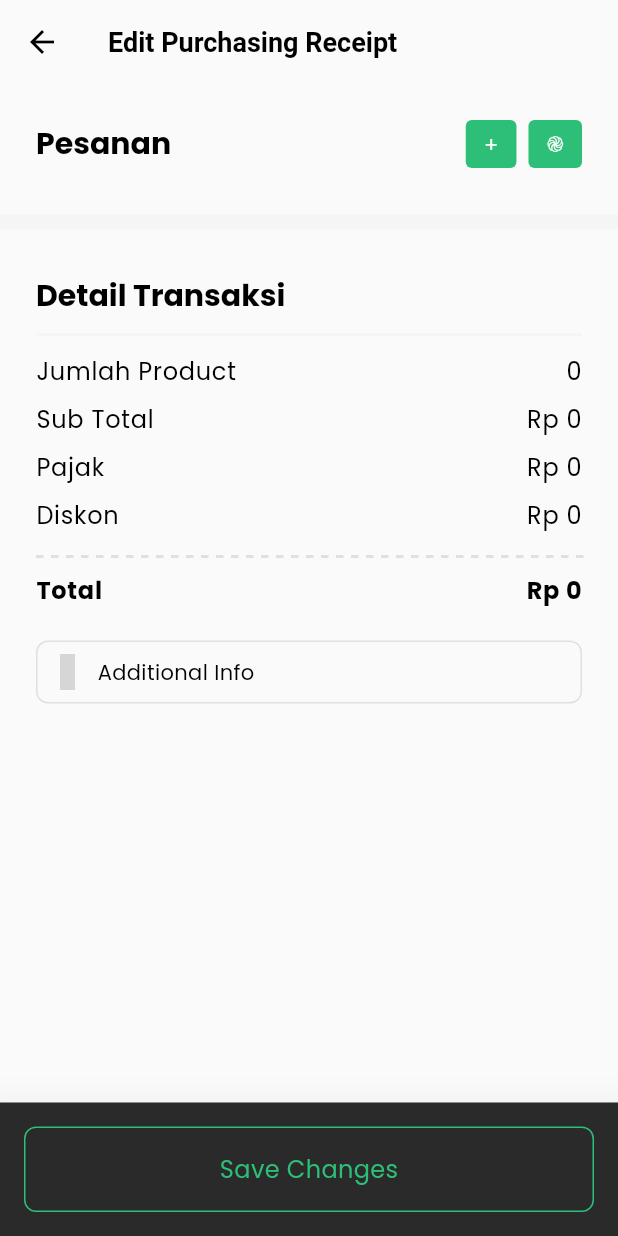
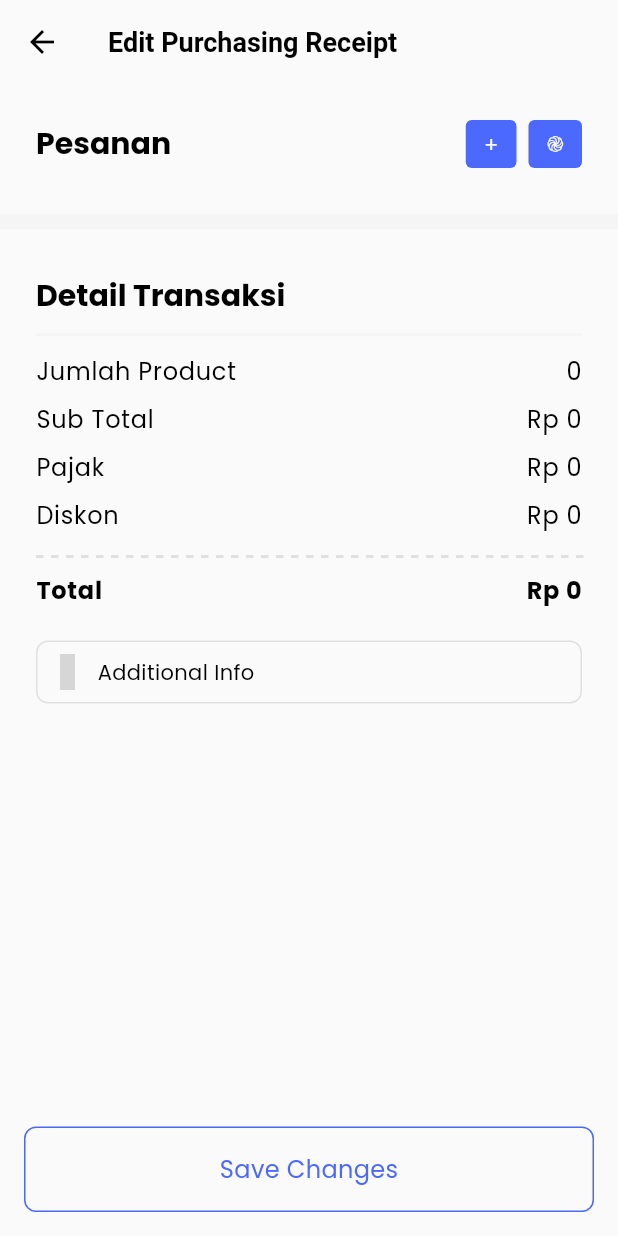
Before and after one commit to farids13/pos, a Flutter app: the IncomingGoodsListScreen screen opened directly, after a tap on "New Purchase", on a phone screen of 412 x 824 dp. Run offline on Flutter 3.47's test engine with Material 3 defaults, Android fonts, the phone set to English and light mode, and no system bars; our stand-ins replace badges, barcode_widget, dartz, faker, flutter_riverpod, freezed_annotation and 8 more; missing offline and left inert: flutter_udid, mobile_scanner; accounts and stored records are empty; generated files the repository leaves out were written again; grey boxes are pictures that could not be loaded.

Commit message:
Improve Some UI

```diff
--- a/lib/commons/widgets/list/list_item_widget.dart
+++ b/lib/commons/widgets/list/list_item_widget.dart
@@ -6,6 +6,7 @@ import 'package:cashier_app/modules/transactions/receipts/sales_edit_screen.dart
 import 'package:cashier_app/states/selected_journal_provider.dart';
 import 'package:cashier_app/utils/constants/constant.dart';
 import 'package:cashier_app/utils/constants/dimens.dart';
+import 'package:cashier_app/utils/formatters/formatter.dart';
 import 'package:cashier_app/utils/theme/colors.dart';
 import 'package:flutter/material.dart';
 import 'package:flutter_riverpod/flutter_riverpod.dart';
@@ -24,12 +25,9 @@ class ListItem extends ConsumerStatefulWidget {
 class ListItemSection extends ConsumerState<ListItem> {
   @override
   Widget build(BuildContext context) {
-    final formatCurrency =
-        NumberFormat.currency(locale: 'id_ID', symbol: 'Rp ', decimalDigits: 0);
-
     String total = widget.journal.details.isEmpty
         ? '0'
-        : formatCurrency.format(widget.journal.details
+        : QFormatter.formatCurrencyIndonesia(widget.journal.details
             .map((e) => e.price * e.amount)
             .reduce((v, e) => v + e));
 
--- a/lib/main.dart
+++ b/lib/main.dart
@@ -50,7 +50,7 @@ class CashierApp extends ConsumerWidget {
     return MaterialApp.router(
       title: 'Home',
       theme: QAppTheme.lightTheme,
-      darkTheme: QAppTheme.darkTheme,
+      // darkTheme: QAppTheme.darkTheme,
       themeMode: ThemeMode.system,
       routerConfig: appRouter,
     );
--- a/lib/modules/transactions/receipts/sales_edit_screen.dart
+++ b/lib/modules/transactions/receipts/sales_edit_screen.dart
@@ -137,8 +137,14 @@ class _BottomBarWidget extends StatelessWidget {
 
   @override
   Widget build(BuildContext context) {
-    return Material(
-      elevation: QSizes.lg,
+    return Container(
+      decoration: BoxDecoration(boxShadow: [
+        BoxShadow(
+          color: context.theme.scaffoldBackgroundColor,
+          blurRadius: 10,
+          offset: const Offset(0, -5),
+        ),
+      ]),
       child: Padding(
         padding: const EdgeInsets.all(Dimens.dp16),
         child: BorderButton(
--- a/lib/utils/theme/theme.dart
+++ b/lib/utils/theme/theme.dart
@@ -1,3 +1,4 @@
+import 'package:cashier_app/utils/constants/constant.dart';
 import 'package:cashier_app/utils/constants/dimens.dart';
 import 'package:cashier_app/utils/theme/colors.dart';
 import 'package:cashier_app/utils/theme/custom_theme/appbar_theme.dart';
@@ -34,7 +35,7 @@ class QAppTheme {
     fontFamily: 'Poppins',
     brightness: Brightness.light,
     iconButtonTheme: QIconButtonTheme.ligthIconButtonTheme,
-    primaryColor: AppColors.green,
+    primaryColor: QColors.primary,
     textTheme: QTextTheme.lightTextTheme,
     chipTheme: QChipTheme.lightChipTheme,
     scaffoldBackgroundColor: AppColors.scaffoldColor,
@@ -54,7 +55,7 @@ class QAppTheme {
     fontFamily: 'Poppins',
     brightness: Brightness.dark,
     iconButtonTheme: QIconButtonTheme.darkIconButtonTheme,
-    primaryColor: Colors.green,
+    primaryColor: QColors.primary,
     textTheme: QTextTheme.darkTextTheme,
     chipTheme: QChipTheme.darkChipTheme,
     scaffoldBackgroundColor: AppColors.black[800]!,
```
Also changed, not shown: lib/modules/dashboard/dashboard_screen.dart (+7 -5 lines), lib/modules/master_data/products/widget/search_and_add_product.dart (+7 -7 lines).
